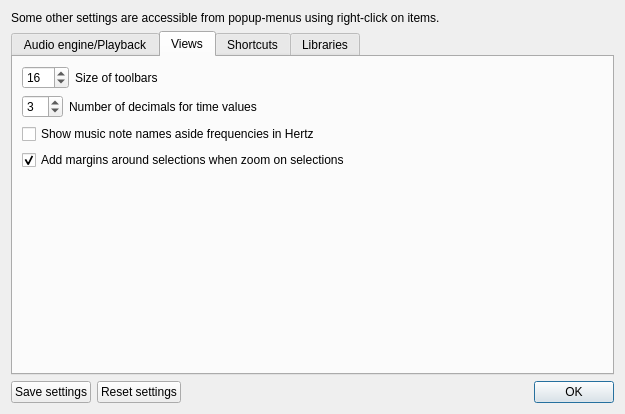
Above: src/wdialogsettings.ui from gillesdegottex/dfasma before the change. Below: the same form after it.
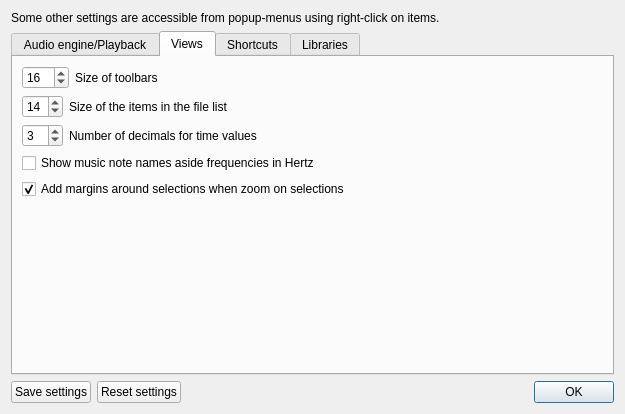
That is the form after the change. The open tabs and pages were chosen to show the change.

The edit to the form file:
```diff
--- a/src/wdialogsettings.ui
+++ b/src/wdialogsettings.ui
@@ -218,6 +218,36 @@
          </item>
         </layout>
        </item>
+       <item>
+        <layout class="QHBoxLayout" name="horizontalLayout_8">
+         <item>
+          <widget class="QSpinBox" name="sbFileListItemSize">
+           <property name="minimum">
+            <number>4</number>
+           </property>
+           <property name="maximum">
+            <number>64</number>
+           </property>
+           <property name="value">
+            <number>14</number>
+           </property>
+          </widget>
+         </item>
+         <item>
+          <widget class="QLabel" name="label_6">
+           <property name="sizePolicy">
+            <sizepolicy hsizetype="MinimumExpanding" vsizetype="Preferred">
+             <horstretch>0</horstretch>
+             <verstretch>0</verstretch>
+            </sizepolicy>
+           </property>
+           <property name="text">
+            <string>Size of the items in the file list</string>
+           </property>
+          </widget>
+         </item>
+        </layout>
+       </item>
        <item>
         <layout class="QHBoxLayout" name="horizontalLayout_7">
          <item>
```
Left out of the diff: 2 changed lines with no effect on the pictures.
